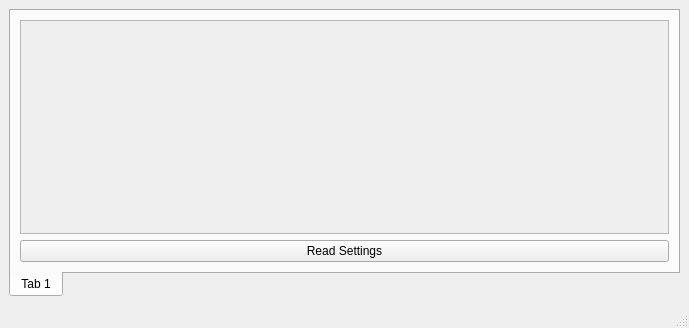
First picture: the form in Qt/mainwindow.ui, repository wh201906/mEDIFIER, before the edit.
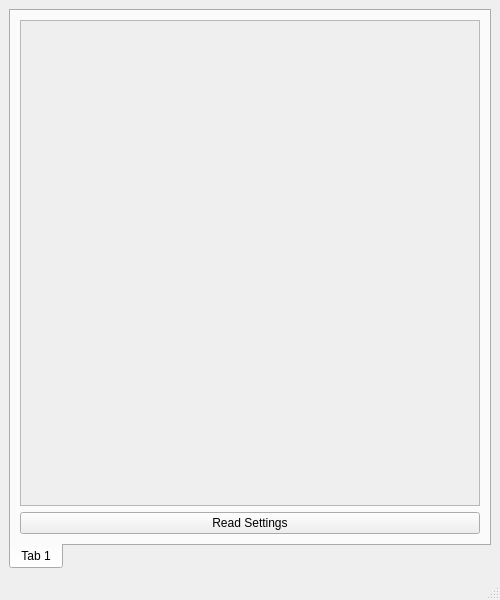
Second picture: the form after the edit.

Commit message: Faster device discovery on Windows

What changed in the file:
```diff
--- a/Qt/mainwindow.ui
+++ b/Qt/mainwindow.ui
@@ -6,8 +6,8 @@
    <rect>
     <x>0</x>
     <y>0</y>
-    <width>689</width>
-    <height>328</height>
+    <width>500</width>
+    <height>600</height>
    </rect>
   </property>
   <property name="windowTitle">
@@ -38,8 +38,8 @@
             <rect>
              <x>0</x>
              <y>0</y>
-             <width>645</width>
-             <height>234</height>
+             <width>456</width>
+             <height>486</height>
             </rect>
            </property>
            <layout class="QVBoxLayout" name="verticalLayout_3">
```
The commit also changes 6 other files.
